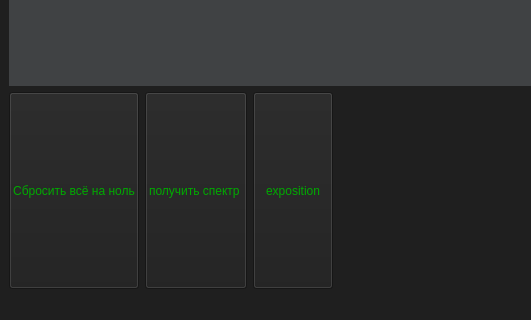
Above: SpectraSynthesizer.ui from valvals/spectrasynthesiser before the change; both pictures show x 0 to 531 and y 442 to 762 of the 1478 by 762 pixel window. Below: the same form after it.
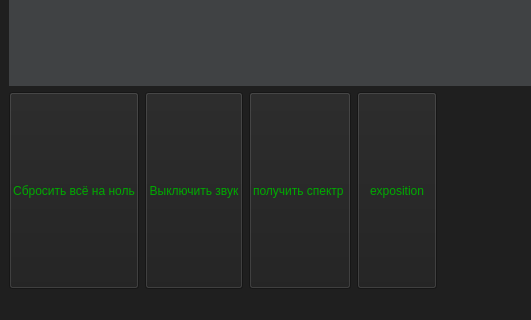
That is the form after the change. Custom widgets are drawn as their Qt base class.

Commit message: sound switcher

```diff
--- a/SpectraSynthesizer.ui
+++ b/SpectraSynthesizer.ui
@@ -43,20 +43,7 @@
     </item>
     <item>
      <layout class="QGridLayout" name="gridLayout">
-      <item row="0" column="3" rowspan="3">
-       <spacer name="horizontalSpacer">
-        <property name="orientation">
-         <enum>Qt::Horizontal</enum>
-        </property>
-        <property name="sizeHint" stdset="0">
-         <size>
-          <width>228</width>
-          <height>17</height>
-         </size>
-        </property>
-       </spacer>
-      </item>
-      <item row="2" column="4">
+      <item row="2" column="5">
        <widget class="QComboBox" name="comboBox_waves">
         <property name="minimumSize">
          <size>
@@ -66,7 +53,7 @@
         </property>
        </widget>
       </item>
-      <item row="0" column="5" rowspan="2">
+      <item row="0" column="6" rowspan="2">
        <widget class="QLabel" name="label_value">
         <property name="sizePolicy">
          <sizepolicy hsizetype="Preferred" vsizetype="Fixed">
@@ -82,7 +69,20 @@
         </property>
        </widget>
       </item>
-      <item row="2" column="5">
+      <item row="0" column="2" rowspan="3">
+       <widget class="QPushButton" name="pushButton_update_stm_spectr">
+        <property name="sizePolicy">
+         <sizepolicy hsizetype="Minimum" vsizetype="Preferred">
+          <horstretch>0</horstretch>
+          <verstretch>0</verstretch>
+         </sizepolicy>
+        </property>
+        <property name="text">
+         <string>получить спектр </string>
+        </property>
+       </widget>
+      </item>
+      <item row="2" column="6">
        <widget class="QSpinBox" name="spinBox_bright_value">
         <property name="sizePolicy">
          <sizepolicy hsizetype="Preferred" vsizetype="Preferred">
@@ -114,20 +114,7 @@
         </property>
        </widget>
       </item>
-      <item row="0" column="1" rowspan="3">
-       <widget class="QPushButton" name="pushButton_update_stm_spectr">
-        <property name="sizePolicy">
-         <sizepolicy hsizetype="Minimum" vsizetype="Preferred">
-          <horstretch>0</horstretch>
-          <verstretch>0</verstretch>
-         </sizepolicy>
-        </property>
-        <property name="text">
-         <string>получить спектр </string>
-        </property>
-       </widget>
-      </item>
-      <item row="0" column="4" rowspan="2">
+      <item row="0" column="5" rowspan="2">
        <widget class="QLabel" name="label">
         <property name="sizePolicy">
          <sizepolicy hsizetype="Preferred" vsizetype="Fixed">
@@ -143,7 +130,20 @@
         </property>
        </widget>
       </item>
-      <item row="0" column="6" rowspan="3">
+      <item row="0" column="4" rowspan="3">
+       <spacer name="horizontalSpacer">
+        <property name="orientation">
+         <enum>Qt::Horizontal</enum>
+        </property>
+        <property name="sizeHint" stdset="0">
+         <size>
+          <width>228</width>
+          <height>17</height>
+         </size>
+        </property>
+       </spacer>
+      </item>
+      <item row="0" column="7" rowspan="3">
        <widget class="QPushButton" name="pushButton_apply">
         <property name="sizePolicy">
          <sizepolicy hsizetype="Minimum" vsizetype="Preferred">
@@ -156,7 +156,7 @@
         </property>
        </widget>
       </item>
-      <item row="0" column="2" rowspan="3">
+      <item row="0" column="3" rowspan="3">
        <widget class="QPushButton" name="pushButton_exposition">
         <property name="sizePolicy">
          <sizepolicy hsizetype="Minimum" vsizetype="Preferred">
@@ -169,6 +169,22 @@
         </property>
        </widget>
       </item>
+      <item row="0" column="1" rowspan="3">
+       <widget class="QPushButton" name="pushButton_sound_switcher">
+        <property name="sizePolicy">
+         <sizepolicy hsizetype="Minimum" vsizetype="Preferred">
+          <horstretch>0</horstretch>
+          <verstretch>0</verstretch>
+         </sizepolicy>
+        </property>
+        <property name="text">
+         <string>Выключить звук</string>
+        </property>
+        <property name="checkable">
+         <bool>true</bool>
+        </property>
+       </widget>
+      </item>
      </layout>
     </item>
    </layout>
```
The commit also changes 2 other files.
